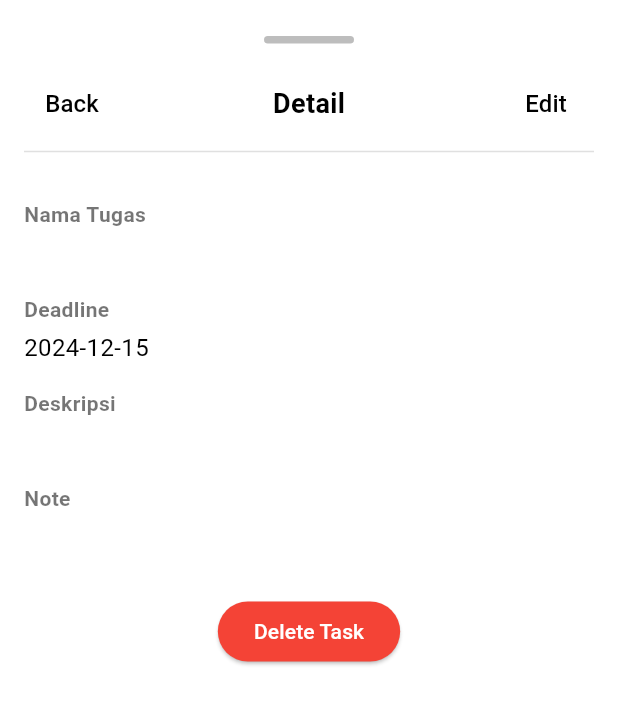
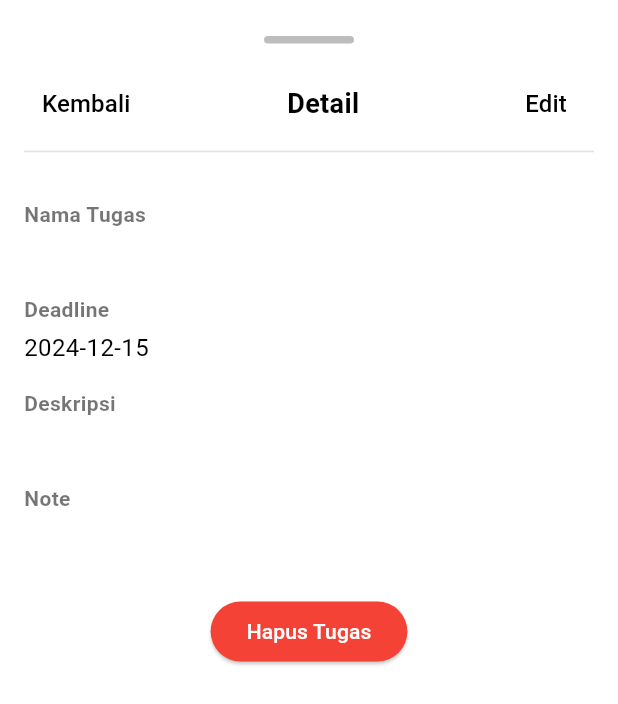
Before and after one commit to denjear/productivemate, a Flutter app: the TaskDetailOverlay widget shown alone on an empty page, opened directly with empty values, on a phone screen of 412 x 824 dp. Shown: the top 704 px of the screen. Run offline on Flutter 3.47's test engine with Material 3 defaults, Android fonts, the phone set to English and light mode, and no system bars; our stand-ins replace shared_preferences; accounts and stored records are empty.

Commit message:
add task sorting feature, minor cosmetic and text adjusment

```diff
--- a/lib/pages/task_list_page.dart
+++ b/lib/pages/task_list_page.dart
@@ -159,11 +159,11 @@ class _TaskListPageState extends State<TaskListPage> {
             itemBuilder: (BuildContext context) => [
               const PopupMenuItem<int>(
                 value: 0,
-                child: Text('Sort by Deadline'),
+                child: Text('Urutkan berdasarkan Deadline'),
               ),
               const PopupMenuItem<int>(
                 value: 1,
-                child: Text('Sort by Name'),
+                child: Text('Urutkan berdasarkan Nama'),
               ),
             ],
           ),
@@ -215,7 +215,7 @@ class _TaskListPageState extends State<TaskListPage> {
           );
         },
         child: const Icon(Icons.add),
-        backgroundColor: Colors.black,
+        backgroundColor: Colors.yellow[100],
       ),
     );
   }
--- a/lib/widgets/task_detail_overlay.dart
+++ b/lib/widgets/task_detail_overlay.dart
@@ -41,7 +41,7 @@ class TaskDetailOverlay extends StatelessWidget {
                 onPressed: () {
                   Navigator.pop(context);
                 },
-                child: const Text("Back", style: TextStyle(fontSize: 16, color: Colors.black)),
+                child: const Text("Kembali", style: TextStyle(fontSize: 16, color: Colors.black)),
               ),
               const Text(
                 "Detail",
@@ -68,7 +68,7 @@ class TaskDetailOverlay extends StatelessWidget {
                 backgroundColor: Colors.red, // Warna latar belakang tombol
                 foregroundColor: Colors.white, // Warna tulisan tombol
               ),
-              child: const Text("Delete Task"),
+              child: const Text("Hapus Tugas"),
             ),
           ),
         ],
```
